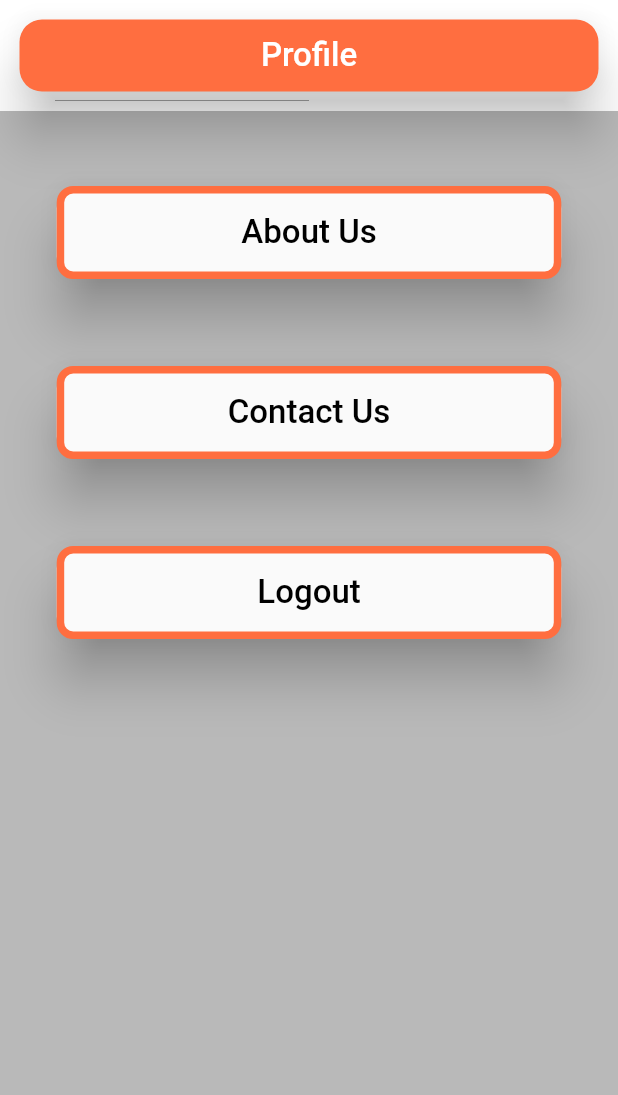
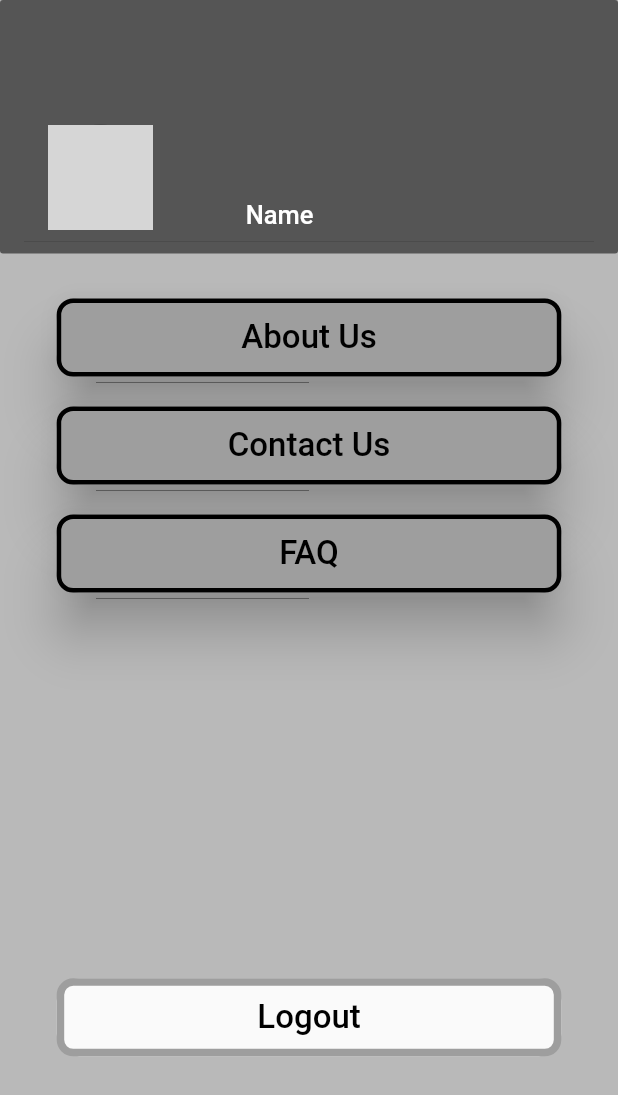
Before and after one commit to sauravsb99/Quaestio, a Flutter app: the MyDrawer widget shown alone on an empty page, opened directly, on a phone screen of 412 x 824 dp. Shown: the top 1095 px of the screen. Run offline on Flutter 3.47's test engine with Material 2 defaults, Android fonts, the phone set to English and light mode, and no system bars; our stand-ins replace cloud_firestore, firebase_auth, flutter_spinkit; accounts and stored records are empty; network calls fail; grey boxes are pictures that could not be loaded.

```diff
--- a/queastio/lib/widgets/Drawer.dart
+++ b/queastio/lib/widgets/Drawer.dart
@@ -17,61 +17,71 @@ class _MyDrawerState extends State<MyDrawer> {
       child: ListView(
 
         children:<Widget>[
+          FlatButton(
+            color: Colors.black54,
 
-          Container(
-            color: Colors.white,
-            child: Padding(padding: const EdgeInsets.all(13.0),
+            onPressed: (){},
+            child:DrawerHeader(
+//            decoration: BoxDecoration(color: Colors.blue,
+//            ),
+              child: Row(
+                crossAxisAlignment: CrossAxisAlignment.end,
+                mainAxisSize: MainAxisSize.max,
+                mainAxisAlignment: MainAxisAlignment.start,
+                children: <Widget>[
+                  CircleAvatar (
+                    radius:35.0,
+                    backgroundColor: Colors.grey[800],
+                    backgroundImage: NetworkImage("https://moonvillageassociation.org/wp-content/uploads/2018/06/default-profile-picture1.jpg"),
+                  ),
 
-              child:Material(
-                color: Colors.deepOrangeAccent,
-                elevation: 15.0,
-                borderRadius: BorderRadius.circular(15.0),
-                borderOnForeground: true,
+                  SizedBox(width: MediaQuery.of(context).size.width*0.15,),
+                  Text("Name",textAlign: TextAlign.center,
+                    style: TextStyle(fontSize: 17.0,color: Colors.white),
+                  ),
+                ],
+              ),
+//                 child: Padding(padding: const EdgeInsets.fromLTRB(13.0,13.0,13.0,0),
+//                    child:Material(
+//                      ation: 15.0,
+//                      borderRadius: BorderRadius.circular(15.0),
+//                      borderOnForeground: true,
+//
+//
+//
+//
+//          ),
+//    ),
 
-                child: FlatButton(
-                  onPressed: (){},
+              ),
+    ),
 
 
-                  child: Row(
-                    crossAxisAlignment: CrossAxisAlignment.center,
-                    mainAxisSize: MainAxisSize.max,
-                    mainAxisAlignment: MainAxisAlignment.center,
-                    children: <Widget>[
-                      Padding(
-                        padding: EdgeInsets.all(8.0),
-//                          padding: EdgeInsets.fromLTRB(MediaQuery.of(context).size.width/4,8,8,8),
-                        child: Container(
 
-                          child: Text("Profile",textAlign: TextAlign.center,
-                            style: TextStyle(fontSize: 22.0,color: Colors.white),
-                          ),
-                        ),
-                      ),
-                    ],
-                  ),
-                ),
-              ),
-            ),
-          ),
+
+//                ),
+//              ),
+//          ),
 
           Wrap(
             alignment: WrapAlignment.center,
             children: <Widget>[
               Padding(
 //padding: EdgeInsetsGeometry(WrapAlignment.center),
-                padding: EdgeInsets.fromLTRB(MediaQuery.of(context).size.width*0.05,50,MediaQuery.of(context).size.width*0.05,8),
+                padding: EdgeInsets.fromLTRB(MediaQuery.of(context).size.width*0.05,30,MediaQuery.of(context).size.width*0.05,10),
 //
                 child: Material(
                   elevation: 15.0,
                   borderRadius: BorderRadius.circular(15.0),
                   borderOnForeground: true,
                   child: FlatButton(
+                    color: Colors.grey,
                     onPressed: (){},
                     child: Padding(
                       padding: const EdgeInsets.all(8.0),
                       child: Container(
                         width: MediaQuery.of(context).size.width*0.7,
-                        padding: EdgeInsets.fromLTRB(0, 10, 0, 10),
+                        padding: EdgeInsets.fromLTRB(0, 5, 0, 5),
 //                          color: Colors.blueGrey,
                         child:Center(
                           child: Text('About Us', style: TextStyle(
@@ -84,8 +94,8 @@ class _MyDrawerState extends State<MyDrawer> {
                     ),
 
                     shape: RoundedRectangleBorder(side: BorderSide(
-                      color: Colors.deepOrangeAccent,
-                      width: 5,
+                      color: Colors.black,
+                      width: 3,
                       style: BorderStyle.solid,
                     ), borderRadius: BorderRadius.circular(11)),
                   ),
@@ -99,19 +109,20 @@ class _MyDrawerState extends State<MyDrawer> {
             children: <Widget>[
               Padding(
 //padding: EdgeInsetsGeometry(WrapAlignment.center),
-                padding: EdgeInsets.fromLTRB(MediaQuery.of(context).size.width*0.05,50,MediaQuery.of(context).size.width*0.05,8),
+                padding: EdgeInsets.fromLTRB(MediaQuery.of(context).size.width*0.05,10,MediaQuery.of(context).size.width*0.05,10),
 //
                 child: Material(
                   elevation: 15.0,
                   borderRadius: BorderRadius.circular(15.0),
                   borderOnForeground: true,
                   child: FlatButton(
+                    color: Colors.grey,
                     onPressed: (){},
                     child: Padding(
                       padding: const EdgeInsets.all(8.0),
                       child: Container(
                         width: MediaQuery.of(context).size.width*0.7,
-                        padding: EdgeInsets.fromLTRB(0, 10, 0, 10),
+                        padding: EdgeInsets.fromLTRB(0, 5, 0, 5),
 //                          color: Colors.blueGrey,
                         child:Center(
                           child: Text('Contact Us', style: TextStyle(
@@ -124,8 +135,8 @@ class _MyDrawerState extends State<MyDrawer> {
                     ),
 
                     shape: RoundedRectangleBorder(side: BorderSide(
-                      color: Colors.deepOrangeAccent,
-                      width: 5,
+                      color: Colors.black,
+                      width: 3,
                       style: BorderStyle.solid,
                     ), borderRadius: BorderRadius.circular(11)),
                   ),
@@ -134,16 +145,84 @@ class _MyDrawerState extends State<MyDrawer> {
             ],
           ),
 
+          Wrap(
+            alignment: WrapAlignment.center,
+            children: <Widget>[
+              Padding(
+//padding: EdgeInsetsGeometry(WrapAlignment.center),
+                padding: EdgeInsets.fromLTRB(MediaQuery.of(context).size.width*0.05,10,MediaQuery.of(context).size.width*0.05,10),
+//
+                child: Material(
+                  elevation: 15.0,
+                  borderRadius: BorderRadius.circular(15.0),
+                  borderOnForeground: true,
+                  child: FlatButton(
+                    color: Colors.grey,
+                    onPressed: (){},
+                    child: Padding(
+                      padding: const EdgeInsets.all(8.0),
+                      child: Container(
+
+                        width: MediaQuery.of(context).size.width*0.7,
+                        padding: EdgeInsets.fromLTRB(0, 5, 0, 5),
+//                          color: Colors.blueGrey,
+                        child:Center(
+                          child: Text('FAQ', style: TextStyle(
+                            fontSize: 22,
+                            color: Colors.black,
+                          ),
+                          ),
+                        ),
+                      ),
+                    ),
+
+                    shape: RoundedRectangleBorder(side: BorderSide(
+                      color: Colors.black,
+                      width: 3,
+                      style: BorderStyle.solid,
+                    ), borderRadius: BorderRadius.circular(11),
+
+                    ),
+                  ),
+                ),
+              ),
+            ],
+          ),
+
+
+          Container(
+
+            // This align moves the children to the bottom
+              child: Align(
+                  alignment: FractionalOffset.bottomCenter,
+                  // This container holds all the children that will be aligned
+                  // on the bottom and should not scroll with the above ListView
+                  child: Container(
+                      child: Column(
+//                        children: <Widget>[
+//                          Divider(),
+//                          ListTile(
+//                              leading: Icon(Icons.settings),
+//                              title: Text('Settings')),
+//                          ListTile(
+//                              leading: Icon(Icons.help),
+//                              title: Text('Help and Feedback'))
+//                        ],
+                      )
+                  )
+              )
+          ),
+
 
                 Wrap(
                   alignment: WrapAlignment.center,
                   children: <Widget>[
                     Padding(
                       //padding: EdgeInsetsGeometry(WrapAlignment.center),
-                      padding: EdgeInsets.fromLTRB(MediaQuery.of(context).size.width*0.05,50,MediaQuery.of(context).size.width*0.05,8),
+                      padding: EdgeInsets.fromLTRB(MediaQuery.of(context).size.width*0.05,MediaQuery.of(context).size.height*0.30,MediaQuery.of(context).size.width*0.05,0),
                       //
                       child: Material(
-                        elevation: 15.0,
+                        elevation: 0.0,
                         borderRadius: BorderRadius.circular(15.0),
                         borderOnForeground: true,
                         child: FlatButton(
@@ -155,7 +234,7 @@ class _MyDrawerState extends State<MyDrawer> {
                             padding: const EdgeInsets.all(8.0),
                             child: Container(
                               width: MediaQuery.of(context).size.width*0.7,
-                              padding: EdgeInsets.fromLTRB(0, 10, 0, 10),
+                              padding: EdgeInsets.fromLTRB(0, 5, 0, 5),
 //                          color: Colors.blueGrey,
                               child:Center(
                                 child: Text('Logout', style: TextStyle(
@@ -168,7 +247,7 @@ class _MyDrawerState extends State<MyDrawer> {
                           ),
 
                           shape: RoundedRectangleBorder(side: BorderSide(
-                            color: Colors.deepOrangeAccent,
+                            color: Colors.grey,
                             width: 5,
                             style: BorderStyle.solid,
                           ), borderRadius: BorderRadius.circular(11)),
@@ -181,28 +260,7 @@ class _MyDrawerState extends State<MyDrawer> {
 
 
 //              TEST
-//                Container(
-//
-//                  // This align moves the children to the bottom
-//                    child: Align(
-//                        alignment: FractionalOffset.bottomCenter,
-//                        // This container holds all the children that will be aligned
-//                        // on the bottom and should not scroll with the above ListView
-//                        child: Container(
-//                            child: Column(
-//                              children: <Widget>[
-//                                Divider(),
-//                                ListTile(
-//                                    leading: Icon(Icons.settings),
-//                                    title: Text('Settings')),
-//                                ListTile(
-//                                    leading: Icon(Icons.help),
-//                                    title: Text('Help and Feedback'))
-//                              ],
-//                            )
-//                        )
-//                    )
-//                ),
+
 
 
 
--- a/queastio/pubspec.yaml
+++ b/queastio/pubspec.yaml
@@ -26,10 +26,12 @@ dependencies:
   firebase_auth: ^0.16.0
   cloud_firestore: ^0.13.5
   provider: ^4.0.5+1
-  flutter_spinkit: "^4.1.2"
+
+
 dev_dependencies:
   flutter_test:
     sdk: flutter
+  firebase_storage:
 
 
 # For information on the generic Dart part of this file, see the
```
